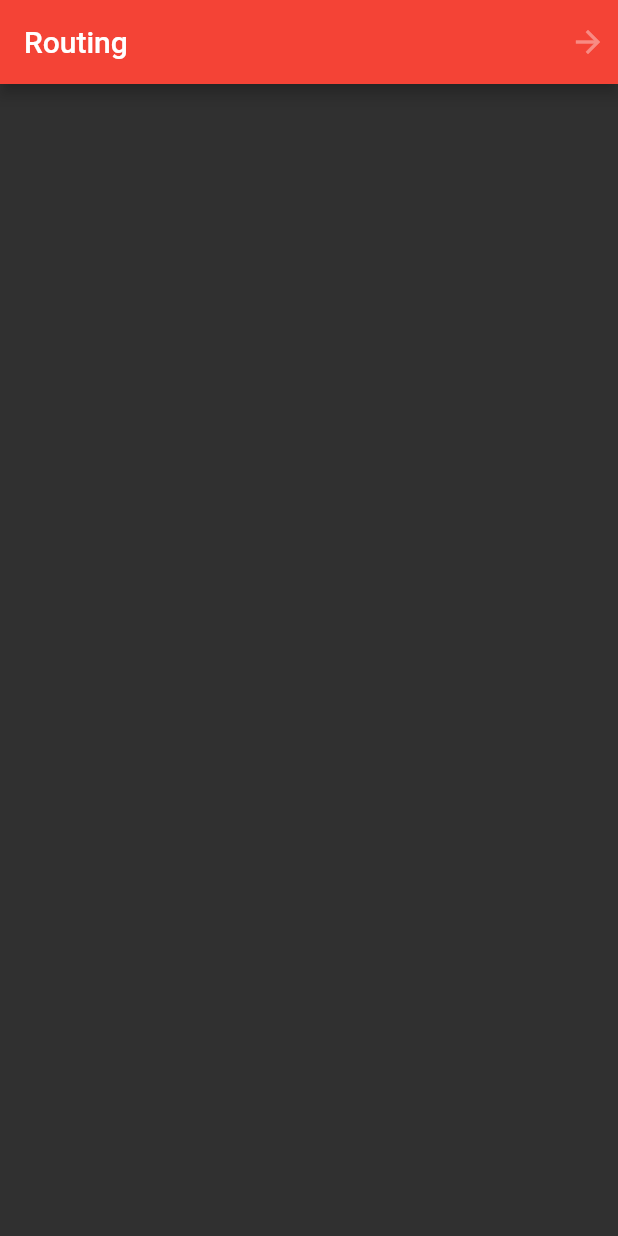
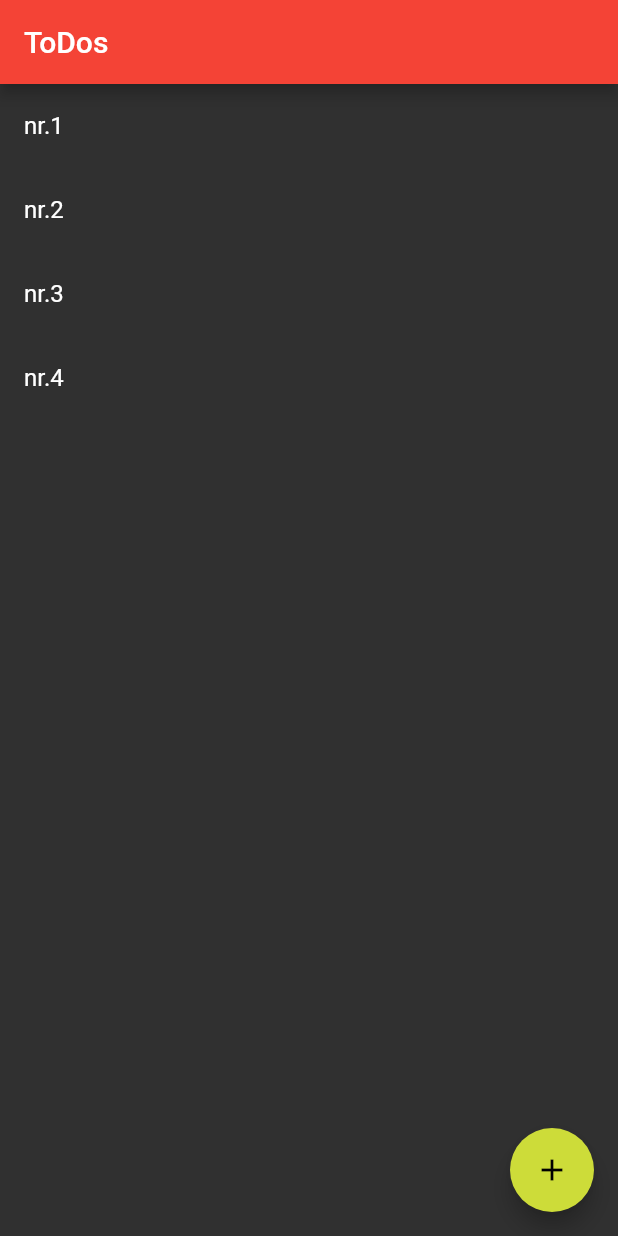
Before and after one commit to wteam5274/flutter, a Flutter app: the screen it shows after launch, on a phone screen of 412 x 824 dp. Run offline on Flutter 3.47's test engine with Material 2 defaults, Android fonts, the phone set to English and light mode, and no system bars.

```diff
--- a/lib/main.dart
+++ b/lib/main.dart
@@ -1,6 +1,4 @@
 import 'package:flutter/material.dart';
-import 'screen2.dart';
-import 'screen3.dart';
 
 void main() {
   runApp(MaterialApp(
@@ -9,12 +7,7 @@ void main() {
     theme: ThemeData(
         primaryColor: Colors.red,
         accentColor: Colors.lime,
-      brightness: Brightness.dark
-    ),
-    routes: <String, WidgetBuilder>{
-      "/screen2": (BuildContext context) => Screen2(),
-      "/screen3": (BuildContext context) => Screen3(),
-    },
+        brightness: Brightness.dark),
   ));
 }
 
@@ -24,34 +17,34 @@ class MyStatefulWidgets extends StatefulWidget {
 }
 
 class _MyStatefulWidgetsState extends State<MyStatefulWidgets> {
-  bool checkInput = false;
-  int gender = 1;
+  List list = List();
+
+  @override
+  void initState() {
+    super.initState();
+    list.add("nr.1");
+    list.add("nr.2");
+    list.add("nr.3");
+    list.add("nr.4");
+  }
+
   @override
   Widget build(BuildContext context) {
     return Scaffold(
         appBar: AppBar(
-        title: Text("Routing"),
-        actions: <Widget>[
-          IconButton(
-            icon: IconButton(icon: Icon(Icons.arrow_forward), onPressed: () {
-              print("icon arrow_forward");
-              Navigator.pushNamed(context, '/screen2');
-            }),
+          title: Text("ToDos"),
         ),
-        ],
+        floatingActionButton: FloatingActionButton(
+          child: Icon(Icons.add),
+          onPressed: () {},
         ),
+        body: ListView.builder(
+            itemCount: list.length,
+            itemBuilder: (BuildContext context, int index) {
+              return Dismissible(
+                key: Key(index.toString()),
+                child: ListTile(title: Text(list[index])),
               );
-
+            }));
   }
-
-
-
-
-
-
-
-
-
-
-
 }
```
Also changed, not shown: lib/screen2.dart (deleted, +0 -35 lines), lib/screen3.dart (deleted, +0 -26 lines). Lines whose indentation alone changed are shown as unchanged.
